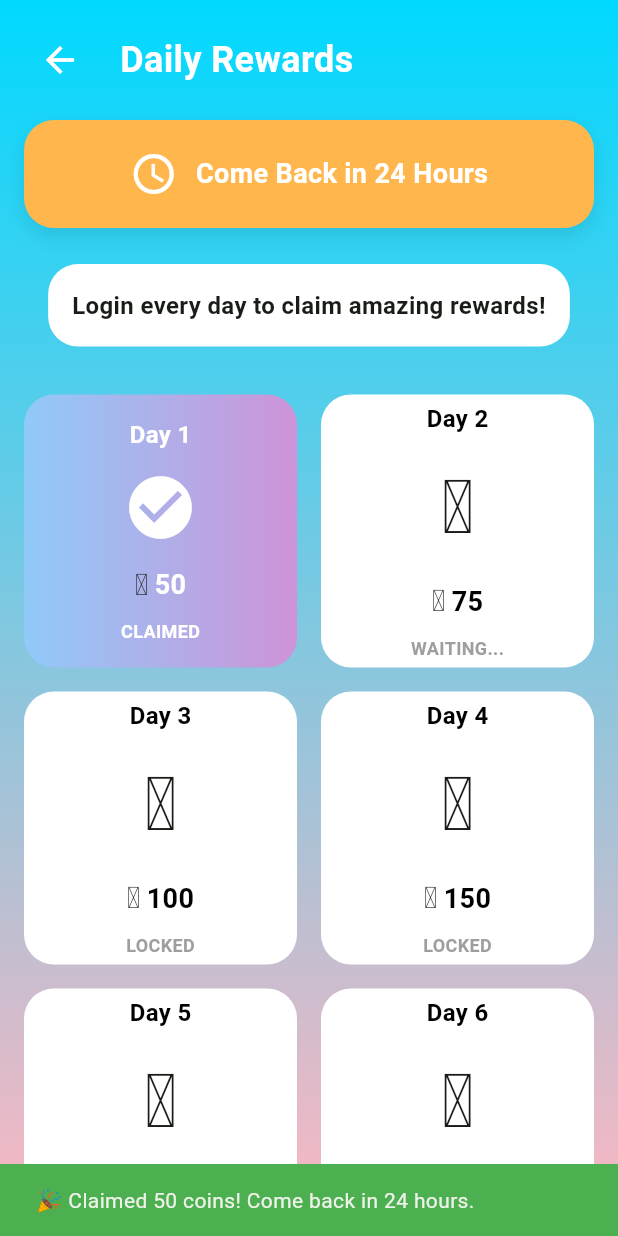
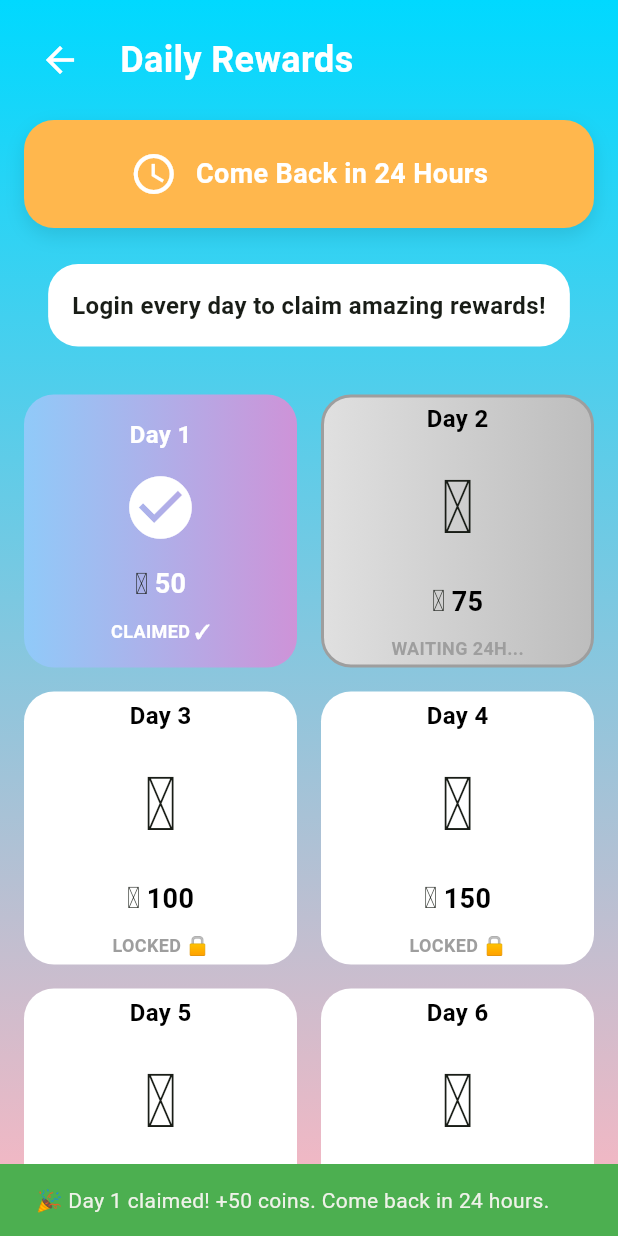
Before and after one commit to Joshh181/Whack-A-Mole-2, a Flutter app: the DailyRewardsScreen screen opened directly, after a tap on "Day 1", on a phone screen of 412 x 824 dp. Run offline on Flutter 3.47's test engine with Material 3 defaults, Android fonts, the phone set to English and light mode, and no system bars; our stand-ins replace audioplayers, shared_preferences, supabase_flutter; accounts and stored records are empty.

Commit message:
progress update

```diff
--- a/lib/providers/shop_provider.dart
+++ b/lib/providers/shop_provider.dart
@@ -10,7 +10,7 @@ class ShopProvider extends ChangeNotifier {
   List<DailyReward> _dailyRewards = [];
   int _coins = 150;
   String? _equippedItem;
-  int _currentStreak = 0;
+  int _currentStreak = 0; // 0 = none claimed yet, 1 = day1 claimed, etc.
   DateTime? _lastClaimDate;
 
   Map<String, int> _powerUpQuantities = {
@@ -21,7 +21,7 @@ class ShopProvider extends ChangeNotifier {
 
   // Public getters
   List<ShopItem> get items => _items;
-  List<ShopItem> get shopItems => _items;  // Alias for compatibility
+  List<ShopItem> get shopItems => _items;
   List<DailyReward> get dailyRewards => _dailyRewards;
   int get coins => _coins;
   int get currentStreak => _currentStreak;
@@ -86,8 +86,8 @@ class ShopProvider extends ChangeNotifier {
 
   void _initializeDailyRewards() {
     _dailyRewards = [
-      DailyReward(day: 1, coins: 50, iconEmoji: '🪙'),
-      DailyReward(day: 2, coins: 75, iconEmoji: '🪙'),
+      DailyReward(day: 1, coins: 50,  iconEmoji: '🪙'),
+      DailyReward(day: 2, coins: 75,  iconEmoji: '🪙'),
       DailyReward(day: 3, coins: 100, iconEmoji: '🪙'),
       DailyReward(day: 4, coins: 150, iconEmoji: '🪙'),
       DailyReward(day: 5, coins: 200, iconEmoji: '🪙'),
@@ -121,18 +121,17 @@ class ShopProvider extends ChangeNotifier {
       try {
         _lastClaimDate = DateTime.parse(lastClaimString);
 
-        // Check if streak should be reset (more than 48 hours)
+        // Check if streak should be reset (more than 48 hours since last claim)
         final now = DateTime.now();
         final difference = now.difference(_lastClaimDate!);
 
         if (difference.inHours > 48) {
-          // Streak broken, reset everything
+          // Streak broken - reset everything back to day 1
           _currentStreak = 0;
           _lastClaimDate = null;
           await _storage.saveDailyStreak(0);
           await _storage.saveLastClaimDate('');
 
-          // Reset all claimed statuses
           for (var r in _dailyRewards) {
             r.isClaimed = false;
             await _storage.saveDailyRewardClaimed(r.day, false);
@@ -222,65 +221,52 @@ class ShopProvider extends ChangeNotifier {
     return false;
   }
 
-  // Daily Rewards Methods
+  // ─── Daily Rewards ───────────────────────────────────────────────────────────
+
+  /// Returns true if 24 hours have passed since last claim (or never claimed)
   bool canClaimDailyReward() {
-    if (_lastClaimDate == null) {
-      return true; // First time claiming
+    if (_lastClaimDate == null) return true;
+    final diff = DateTime.now().difference(_lastClaimDate!);
+    return diff.inHours >= 24;
   }
 
-    final now = DateTime.now();
-    final difference = now.difference(_lastClaimDate!);
-
-    // Can claim if 24 hours have passed
-    return difference.inHours >= 24;
+  /// The next day the player should claim (1-based).
+  /// After day 7 it wraps back to 1.
+  int get nextDayToClaim {
+    // _currentStreak is how many days have been claimed so far.
+    // So the NEXT day is _currentStreak + 1, wrapped to 1-7.
+    int next = (_currentStreak % 7) + 1;
+    return next;
   }
 
-  DateTime? get nextClaimTime {
-    if (_lastClaimDate == null) {
-      return null; // Can claim now
-    }
+  /// Claim today's reward. `day` must equal nextDayToClaim.
+  Future<bool> claimDailyReward(int day) async {
+    // Guard: must be the correct next day and 24h must have passed
+    if (!canClaimDailyReward()) return false;
+    if (day != nextDayToClaim) return false;
 
-    final nextClaim = _lastClaimDate!.add(const Duration(hours: 24));
-    final now = DateTime.now();
+    final reward = _dailyRewards[day - 1]; // list is 0-indexed
+    if (reward.isClaimed) return false;
 
-    if (now.isAfter(nextClaim)) {
-      return null; // Can claim now
-    }
-
-    return nextClaim;
-  }
-
-  // Method for claiming daily rewards
-  Future<void> claimDailyReward(int day) async {
-    if (!canClaimDailyReward()) {
-      return; // Cannot claim yet
-    }
-
-    if (day == _currentStreak + 1 && day <= _dailyRewards.length) {
-      final reward = _dailyRewards[day - 1];
-
-      if (!reward.isClaimed) {
-        // Add coins
+    // Give coins
     addCoins(reward.coins);
 
-        // Mark as claimed
+    // Mark this day as claimed in memory + storage
     reward.isClaimed = true;
     await _storage.saveDailyRewardClaimed(day, true);
 
-        // Update streak
-        _currentStreak = day;
+    // Advance streak counter
+    _currentStreak++;
     await _storage.saveDailyStreak(_currentStreak);
 
-        // Update last claim date
+    // Record when we claimed
     _lastClaimDate = DateTime.now();
     await _storage.saveLastClaimDate(_lastClaimDate!.toIso8601String());
 
-        // Reset streak if it was day 7
-        if (day == 7) {
-          _currentStreak = 0;
-          await _storage.saveDailyStreak(0);
-
-          // Reset all claimed statuses
+    // After day 7 completed, reset so the whole cycle can start again
+    if (_currentStreak % 7 == 0) {
+      // Keep _currentStreak as-is (it's a multiple of 7 now) so nextDayToClaim
+      // wraps back to day 1, but clear all isClaimed flags for the new cycle.
       for (var r in _dailyRewards) {
         r.isClaimed = false;
         await _storage.saveDailyRewardClaimed(r.day, false);
@@ -288,7 +274,6 @@ class ShopProvider extends ChangeNotifier {
     }
 
     notifyListeners();
+    return true;
   }
 }
-  }
-}
--- a/lib/screens/daily_rewards_screen.dart
+++ b/lib/screens/daily_rewards_screen.dart
@@ -26,9 +26,8 @@ class _DailyRewardsScreenState extends State<DailyRewardsScreen> {
   }
 
   void _startRefreshTimer() {
-    // Refresh every second to check if 24 hours have passed
     _refreshTimer = Timer.periodic(const Duration(seconds: 1), (timer) {
-      setState(() {});
+      if (mounted) setState(() {});
     });
   }
 
@@ -46,6 +45,7 @@ class _DailyRewardsScreenState extends State<DailyRewardsScreen> {
         child: SafeArea(
           child: Column(
             children: [
+              // Header
               Padding(
                 padding: const EdgeInsets.all(16.0),
                 child: Row(
@@ -57,13 +57,17 @@ class _DailyRewardsScreenState extends State<DailyRewardsScreen> {
                     const SizedBox(width: 16),
                     const Text(
                       'Daily Rewards',
-                      style: TextStyle(fontSize: 24, fontWeight: FontWeight.bold, color: Colors.white),
+                      style: TextStyle(
+                        fontSize: 24,
+                        fontWeight: FontWeight.bold,
+                        color: Colors.white,
+                      ),
                     ),
                   ],
                 ),
               ),
 
-              // Status display (no countdown, just ready or not ready)
+              // Status banner
               Consumer<ShopProvider>(
                 builder: (context, shopProvider, child) {
                   final canClaim = shopProvider.canClaimDailyReward();
@@ -72,7 +76,9 @@ class _DailyRewardsScreenState extends State<DailyRewardsScreen> {
                     margin: const EdgeInsets.symmetric(horizontal: 16),
                     padding: const EdgeInsets.all(20),
                     decoration: BoxDecoration(
-                      color: canClaim ? Colors.green.shade400 : Colors.orange.shade300,
+                      color: canClaim
+                          ? Colors.green.shade400
+                          : Colors.orange.shade300,
                       borderRadius: BorderRadius.circular(20),
                       boxShadow: [
                         BoxShadow(
@@ -92,7 +98,9 @@ class _DailyRewardsScreenState extends State<DailyRewardsScreen> {
                         ),
                         const SizedBox(width: 12),
                         Text(
-                          canClaim ? 'Ready to Claim!' : 'Come Back in 24 Hours',
+                          canClaim
+                              ? 'Day ${shopProvider.nextDayToClaim} Ready to Claim!'
+                              : 'Come Back in 24 Hours',
                           style: const TextStyle(
                             fontSize: 18,
                             fontWeight: FontWeight.bold,
@@ -121,12 +129,17 @@ class _DailyRewardsScreenState extends State<DailyRewardsScreen> {
                 ),
               ),
 
+              // Rewards grid
               Expanded(
                 child: Consumer<ShopProvider>(
                   builder: (context, shopProvider, child) {
+                    final nextDay = shopProvider.nextDayToClaim;
+                    final canClaim = shopProvider.canClaimDailyReward();
+
                     return GridView.builder(
                       padding: const EdgeInsets.all(16),
-                      gridDelegate: const SliverGridDelegateWithFixedCrossAxisCount(
+                      gridDelegate:
+                          const SliverGridDelegateWithFixedCrossAxisCount(
                         crossAxisCount: 2,
                         crossAxisSpacing: 16,
                         mainAxisSpacing: 16,
@@ -134,34 +147,46 @@ class _DailyRewardsScreenState extends State<DailyRewardsScreen> {
                       itemCount: shopProvider.dailyRewards.length,
                       itemBuilder: (context, index) {
                         final reward = shopProvider.dailyRewards[index];
-                        final isToday = index == shopProvider.currentStreak;
-                        final canClaim = shopProvider.canClaimDailyReward() && isToday;
+
+                        // This day is the one currently available to claim
+                        final isNextDay = reward.day == nextDay;
+                        // Can tap only if it's today's day AND 24h passed AND not already claimed
+                        final canTap = isNextDay && canClaim && !reward.isClaimed;
 
                         return GestureDetector(
-                          onTap: canClaim && !reward.isClaimed
-                              ? () {
-                                  shopProvider.claimDailyReward(reward.day);
+                          onTap: canTap
+                              ? () async {
+                                  final claimed = await shopProvider
+                                      .claimDailyReward(reward.day);
+                                  if (claimed && context.mounted) {
                                     ScaffoldMessenger.of(context).showSnackBar(
                                       SnackBar(
-                                      content: Text('🎉 Claimed ${reward.coins} coins! Come back in 24 hours.'),
+                                        content: Text(
+                                          '🎉 Day ${reward.day} claimed! +${reward.coins} coins. Come back in 24 hours.',
+                                        ),
                                         backgroundColor: Colors.green,
                                         duration: const Duration(seconds: 3),
                                       ),
                                     );
                                   }
+                                }
                               : null,
                           child: Container(
                             decoration: BoxDecoration(
                               gradient: LinearGradient(
-                                colors: canClaim
-                                    ? [Colors.yellow, Colors.orange]
+                                colors: canTap
+                                    ? [Colors.yellow, Colors.orange]       // claimable today
                                     : reward.isClaimed
-                                        ? [Colors.blue.shade200, Colors.purple.shade200]
-                                        : [Colors.white, Colors.white],
+                                        ? [Colors.blue.shade200, Colors.purple.shade200] // already claimed
+                                        : isNextDay
+                                            ? [Colors.grey.shade300, Colors.grey.shade400] // waiting 24h
+                                            : [Colors.white, Colors.white], // future/locked
                               ),
                               borderRadius: BorderRadius.circular(20),
-                              border: canClaim
+                              border: canTap
                                   ? Border.all(color: Colors.amber, width: 3)
+                                  : isNextDay && !reward.isClaimed
+                                      ? Border.all(color: Colors.grey, width: 2)
                                       : null,
                             ),
                             child: Column(
@@ -172,25 +197,34 @@ class _DailyRewardsScreenState extends State<DailyRewardsScreen> {
                                   style: TextStyle(
                                     fontSize: 16,
                                     fontWeight: FontWeight.bold,
-                                    color: canClaim || reward.isClaimed ? Colors.white : Colors.black,
+                                    color: (canTap || reward.isClaimed)
+                                        ? Colors.white
+                                        : Colors.black,
                                   ),
                                 ),
                                 const SizedBox(height: 12),
                                 reward.isClaimed
-                                    ? const Icon(Icons.check_circle, color: Colors.white, size: 50)
-                                    : Text(reward.iconEmoji, style: const TextStyle(fontSize: 50)),
+                                    ? const Icon(Icons.check_circle,
+                                        color: Colors.white, size: 50)
+                                    : Text(
+                                        reward.iconEmoji,
+                                        style: const TextStyle(fontSize: 50),
+                                      ),
                                 const SizedBox(height: 12),
                                 Row(
                                   mainAxisAlignment: MainAxisAlignment.center,
                                   children: [
-                                    const Text('🪙', style: TextStyle(fontSize: 20)),
+                                    const Text('🪙',
+                                        style: TextStyle(fontSize: 20)),
                                     const SizedBox(width: 4),
                                     Text(
                                       '${reward.coins}',
                                       style: TextStyle(
                                         fontSize: 18,
                                         fontWeight: FontWeight.bold,
-                                        color: canClaim || reward.isClaimed ? Colors.white : Colors.black,
+                                        color: (canTap || reward.isClaimed)
+                                            ? Colors.white
+                                            : Colors.black,
                                       ),
                                     ),
                                   ],
@@ -198,16 +232,18 @@ class _DailyRewardsScreenState extends State<DailyRewardsScreen> {
                                 const SizedBox(height: 8),
                                 Text(
                                   reward.isClaimed
-                                      ? 'CLAIMED'
-                                      : canClaim
+                                      ? 'CLAIMED ✓'
+                                      : canTap
                                           ? 'TAP TO CLAIM!'
-                                          : isToday
-                                              ? 'WAITING...'
-                                              : 'LOCKED',
+                                          : isNextDay
+                                              ? 'WAITING 24H...'
+                                              : 'LOCKED 🔒',
                                   style: TextStyle(
                                     fontSize: 12,
                                     fontWeight: FontWeight.bold,
-                                    color: canClaim || reward.isClaimed ? Colors.white : Colors.grey,
+                                    color: (canTap || reward.isClaimed)
+                                        ? Colors.white
+                                        : Colors.grey,
                                   ),
                                 ),
                               ],
```
Lines whose indentation alone changed are shown as unchanged.
